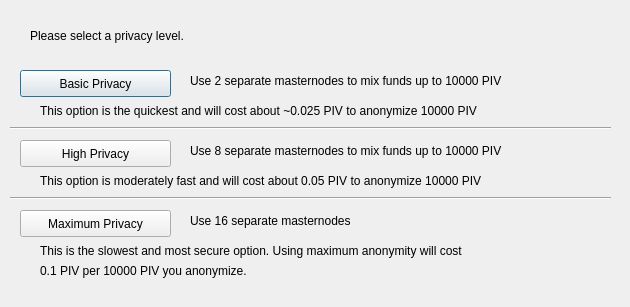
Old version of the form src/qt/forms/obfuscationconfig.ui in the repository crazysoldier/clonecoin.
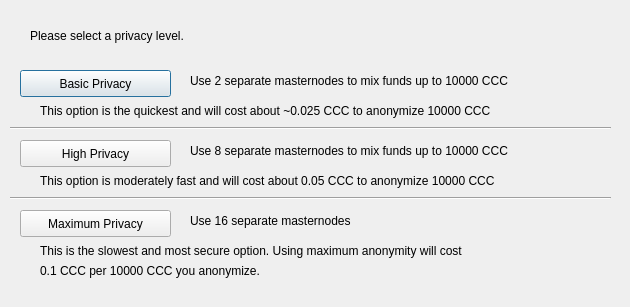
New version of the form.

Patch:
```diff
--- a/src/qt/forms/obfuscationconfig.ui
+++ b/src/qt/forms/obfuscationconfig.ui
@@ -75,7 +75,7 @@
     </rect>
    </property>
    <property name="text">
-    <string>Use 2 separate masternodes to mix funds up to 10000 PIV</string>
+    <string>Use 2 separate masternodes to mix funds up to 10000 CCC</string>
    </property>
   </widget>
   <widget class="QLabel" name="label_3">
@@ -88,7 +88,7 @@
     </rect>
    </property>
    <property name="text">
-    <string>Use 8 separate masternodes to mix funds up to 10000 PIV</string>
+    <string>Use 8 separate masternodes to mix funds up to 10000 CCC</string>
    </property>
   </widget>
   <widget class="QLabel" name="label_4">
@@ -114,7 +114,7 @@
     </rect>
    </property>
    <property name="text">
-    <string>This option is the quickest and will cost about ~0.025 PIV to anonymize 10000 PIV</string>
+    <string>This option is the quickest and will cost about ~0.025 CCC to anonymize 10000 CCC</string>
    </property>
   </widget>
   <widget class="QLabel" name="label_7">
@@ -127,7 +127,7 @@
     </rect>
    </property>
    <property name="text">
-    <string>This option is moderately fast and will cost about 0.05 PIV to anonymize 10000 PIV</string>
+    <string>This option is moderately fast and will cost about 0.05 CCC to anonymize 10000 CCC</string>
    </property>
   </widget>
   <widget class="QLabel" name="label_8">
@@ -153,7 +153,7 @@
     </rect>
    </property>
    <property name="text">
-    <string>0.1 PIV per 10000 PIV you anonymize.</string>
+    <string>0.1 CCC per 10000 CCC you anonymize.</string>
    </property>
   </widget>
   <widget class="Line" name="line">
```
